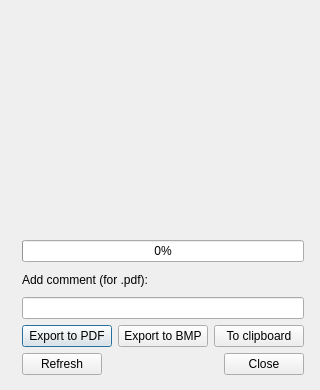
The window that screenshot.ui (rigexpert/AntScope2) describes before a commit, drawn with Qt 5.
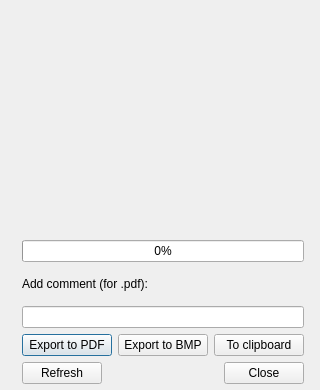
The same window after the commit. Icons and pictures are not drawn.

```diff
--- a/screenshot.ui
+++ b/screenshot.ui
@@ -35,7 +35,7 @@
      <x>10</x>
      <y>240</y>
      <width>294</width>
-     <height>135</height>
+     <height>144</height>
     </rect>
    </property>
    <layout class="QVBoxLayout" name="verticalLayout_2">
```
Left out of the diff: 4 changed lines with no effect on the pictures.
